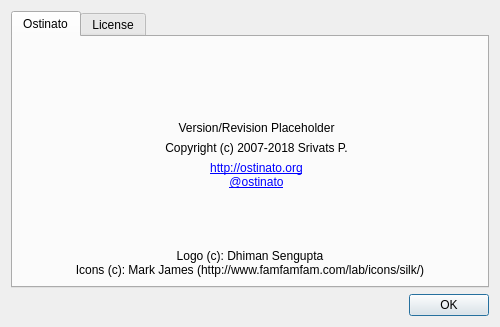
This is client/about.ui in pstavirs/ostinato as Qt 5 draws it before an edit. The edited form follows.
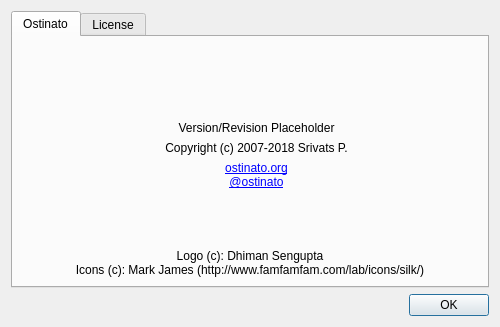
This is the edited form. Icons and pictures are not drawn.

Commit message: Change outbound URLs to https where available

Patch:
```diff
--- a/client/about.ui
+++ b/client/about.ui
@@ -104,7 +104,7 @@
            <item>
             <widget class="QLabel" name="LinksLabel" >
              <property name="text" >
-              <string>&lt;a href="http://ostinato.org">http://ostinato.org&lt;/a>&lt;br>&lt;a href="http://twitter.com/ostinato">@ostinato&lt;/a></string>
+              <string>&lt;a href="https://ostinato.org">ostinato.org&lt;/a>&lt;br>&lt;a href="https://twitter.com/ostinato">@ostinato&lt;/a></string>
              </property>
              <property name="textFormat" >
               <enum>Qt::RichText</enum>
```
Left out of the diff: 2 changed lines with no effect on the pictures. The commit also changes 2 other files.
